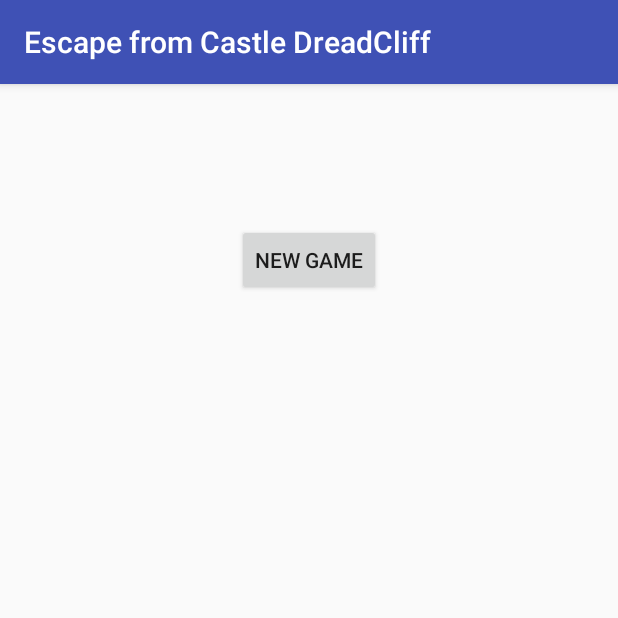
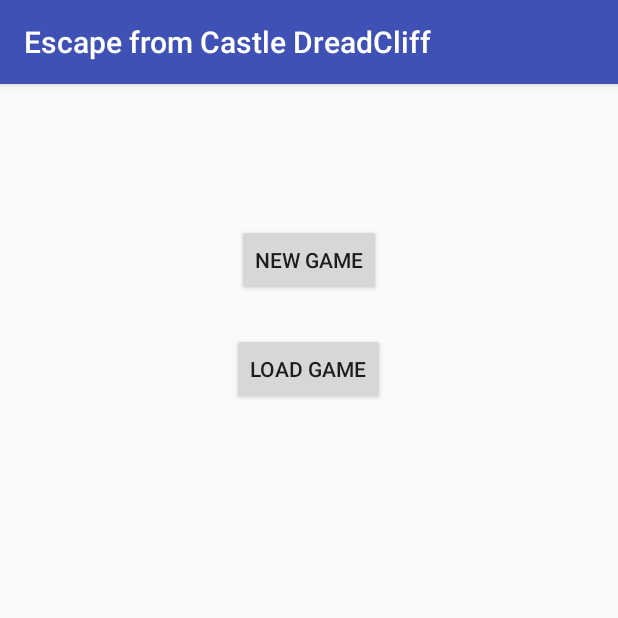
Before and after one commit to OliverJ20/Escape-from-Castle-Dreadcliff, an Android app: the screen it shows after launch (MainActivity), on a phone screen of 412 x 824 dp, the top half of it. Run offline under Robolectric (Android 15) with nearby library versions, the phone set to English and light mode, and no system bars.

Commit message:
fixed my merge conflicts

```diff
--- /dev/null
+++ b/EscapeFromCastleDreadCliff/app/src/main/java/com/example/deadmountain/escapefromcastledreadcliff/LoadScreenFragment.java
@@ -0,0 +1,24 @@
+package com.example.deadmountain.escapefromcastledreadcliff;
+
+import android.os.Bundle;
+import android.support.v4.app.Fragment;
+import android.view.LayoutInflater;
+import android.view.View;
+import android.view.ViewGroup;
+
+/**
+ * Created by Jai on 17/03/2017.
+ */
+
+public class LoadScreenFragment extends Fragment {
+
+    public LoadScreenFragment() {
+        // Required empty public constructor
+    }
+
+    public View onCreateView(LayoutInflater inflater, ViewGroup container,
+                             Bundle savedInstanceState) {
+        return inflater.inflate(R.layout.fragment_load_screen, container, false);
+    }
+
+}
--- a/EscapeFromCastleDreadCliff/app/src/main/res/layout/activity_main.xml
+++ b/EscapeFromCastleDreadCliff/app/src/main/res/layout/activity_main.xml
@@ -32,9 +32,18 @@
 
         android:layout_centerHorizontal="true"
         android:layout_marginTop="77dp"
-        android:id="@+id/button"
+        android:id="@+id/newGameButton"
         android:onClick="startGameHandler"/>
 
+    <Button
+        android:text="load game"
+        android:layout_width="wrap_content"
+        android:layout_height="wrap_content"
+
+        android:layout_centerHorizontal="true"
+        android:layout_marginTop="150dp"
+        android:id="@+id/loadGameButton"
+        android:onClick="startGameHandler" />
 
 
 </RelativeLayout>
```
Also changed, not shown: EscapeFromCastleDreadCliff/app/src/main/java/com/example/deadmountain/escapefromcastledreadcliff/MainActivity.java (+28 -2 lines), EscapeFromCastleDreadCliff/app/src/main/java/com/example/deadmountain/escapefromcastledreadcliff/Room.java (+35 -0 lines), EscapeFromCastleDreadCliff/app/src/main/java/com/example/deadmountain/escapefromcastledreadcliff/StoryFragment.java (+14 -14 lines), EscapeFromCastleDreadCliff/app/src/main/res/layout/fragment_load_screen.xml (added, +28 -0 lines).
